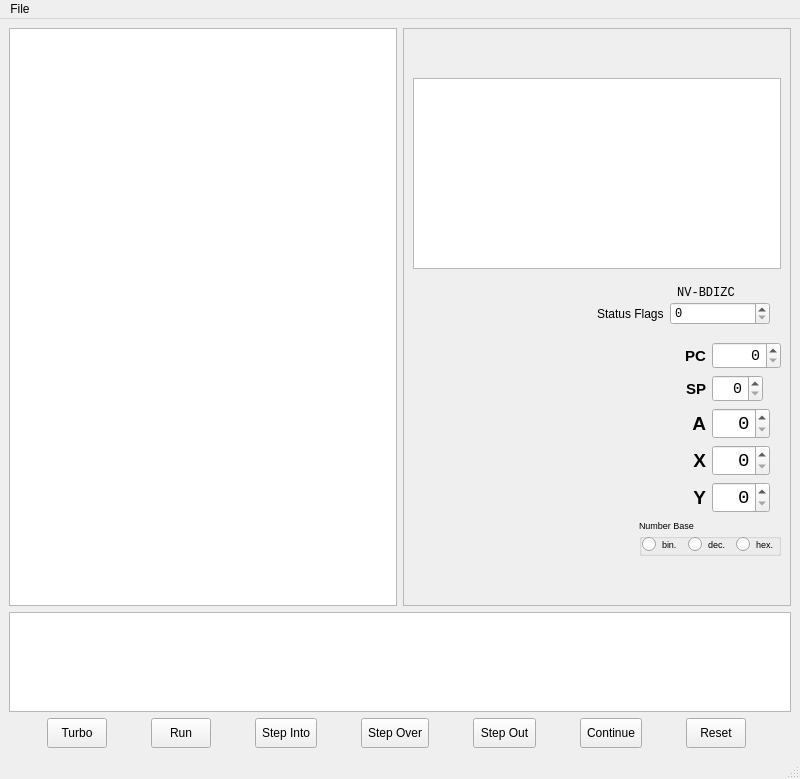
Qt form mainwindow.ui (jnbarchan/6502assembler) before a commit.
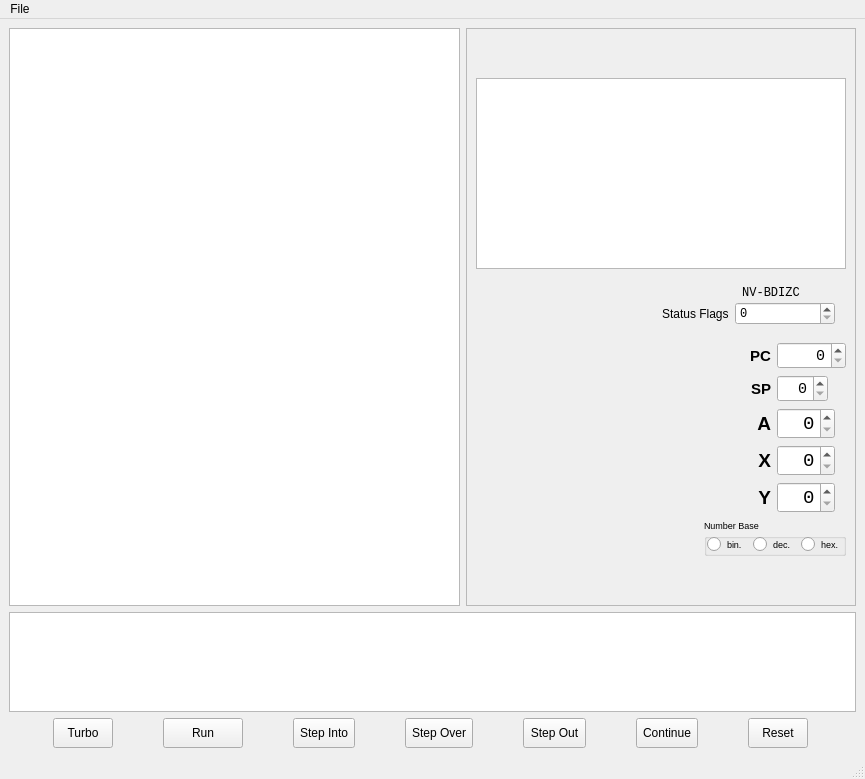
The same form after that commit. Icons and pictures are not drawn. Custom widgets are drawn as their Qt base class.

```diff
--- a/mainwindow.ui
+++ b/mainwindow.ui
@@ -6,7 +6,7 @@
    <rect>
     <x>0</x>
     <y>0</y>
-    <width>800</width>
+    <width>865</width>
     <height>779</height>
    </rect>
   </property>
@@ -30,7 +30,7 @@
       <item>
        <widget class="QFrame" name="rhsFrame">
         <property name="sizePolicy">
-         <sizepolicy hsizetype="Expanding" vsizetype="Preferred">
+         <sizepolicy hsizetype="Preferred" vsizetype="Preferred">
           <horstretch>0</horstretch>
           <verstretch>0</verstretch>
          </sizepolicy>
@@ -180,6 +180,18 @@
          </item>
          <item row="1" column="0" colspan="2">
           <widget class="MemoryView" name="tvMemory">
+           <property name="sizePolicy">
+            <sizepolicy hsizetype="Fixed" vsizetype="Expanding">
+             <horstretch>0</horstretch>
+             <verstretch>0</verstretch>
+            </sizepolicy>
+           </property>
+           <property name="minimumSize">
+            <size>
+             <width>370</width>
+             <height>0</height>
+            </size>
+           </property>
            <property name="font">
             <font>
              <family>Monospace</family>
@@ -550,7 +562,7 @@
        <widget class="QToolButton" name="btnRun">
         <property name="minimumSize">
          <size>
-          <width>60</width>
+          <width>80</width>
           <height>30</height>
          </size>
         </property>
@@ -675,7 +687,7 @@
     <rect>
      <x>0</x>
      <y>0</y>
-     <width>800</width>
+     <width>865</width>
      <height>23</height>
     </rect>
    </property>
```
